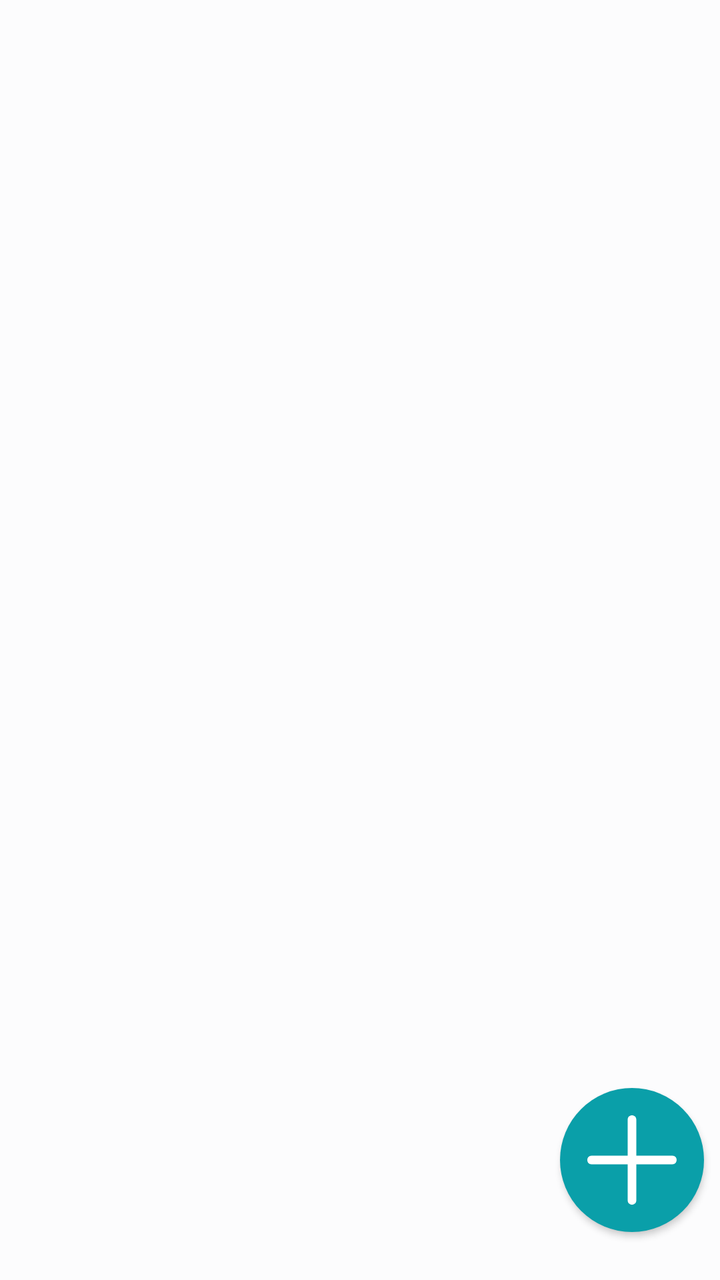
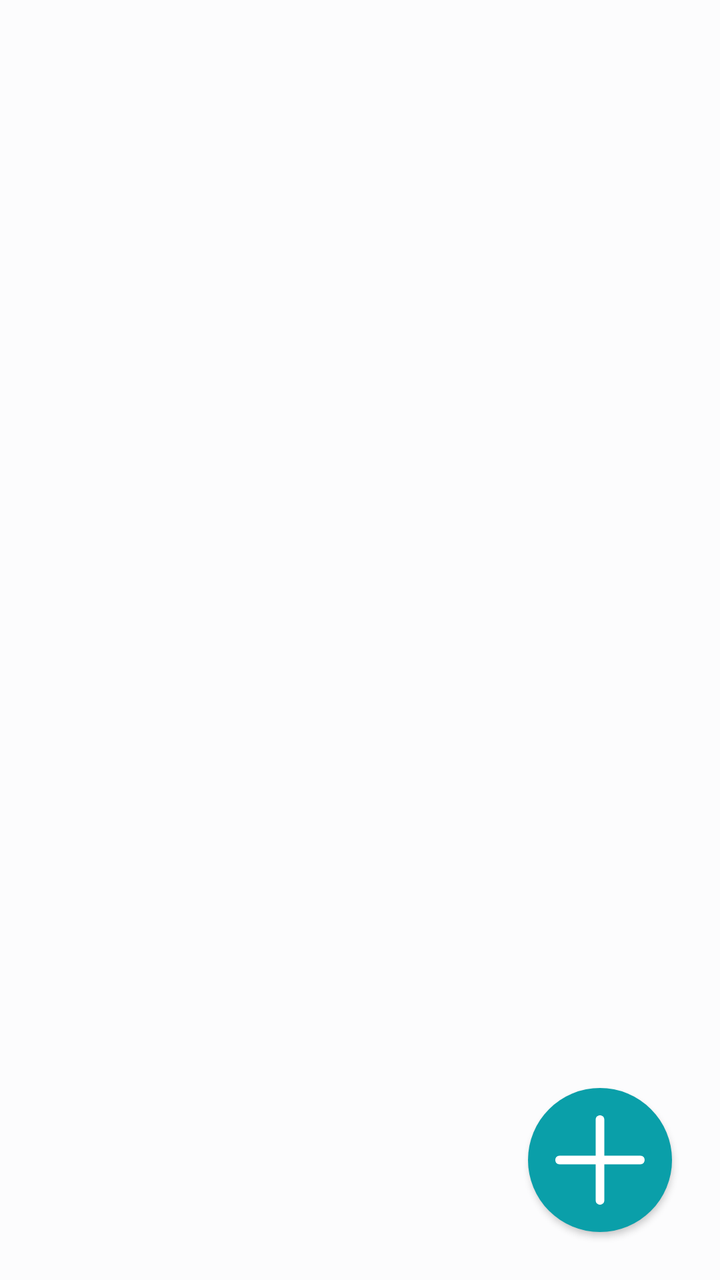

Compare the two renders of this Android layout. The source of the first and the diff that turns it into the second are given below.
<!-- AndroidManifest.xml: application theme Theme.MangaCheck -->
<!-- res/layout/library_layout.xml -->
<?xml version="1.0" encoding="utf-8"?>
<androidx.constraintlayout.widget.ConstraintLayout xmlns:android="http://schemas.android.com/apk/res/android"
    xmlns:app="http://schemas.android.com/apk/res-auto"
    android:layout_width="match_parent"
    android:layout_height="match_parent"
    android:background="@color/Natural_99"
    android:clipChildren="false"
    android:clipToPadding="false"
    android:fitsSystemWindows="true">

    <GridView
        android:clipToPadding="false"
        android:gravity="center"
        android:numColumns="2"
        android:scrollbars="vertical"
        android:stretchMode="spacingWidth"
        app:layout_constraintStart_toStartOf="parent"
        app:layout_constraintTop_toTopOf="parent"/>

    <Button
        android:id="@+id/add_button"
        android:layout_width="@dimen/U_9"
        android:layout_height="@dimen/U_9"
        android:layout_marginEnd="@dimen/U_1"
        android:layout_marginBottom="@dimen/U_3"
        android:background="@drawable/add_button"
        android:elevation="@dimen/U_1"
        app:layout_constraintBottom_toBottomOf="parent"
        app:layout_constraintEnd_toEndOf="parent"/>
</androidx.constraintlayout.widget.ConstraintLayout>
<!-- resources referenced by this layout -->
<resources>
  <color name="Natural_99">#FCFCFD</color>
  <dimen name="U_1">8dp</dimen>
  <dimen name="U_3">24dp</dimen>
  <dimen name="U_9">72dp</dimen>
  <!-- drawable add_button (drawable) -->
  <layer-list xmlns:android="http://schemas.android.com/apk/res/android">
      <item>
          <shape android:shape="oval">
              <solid android:color="?colorSecondary" />
          </shape>
      </item>
  
      <item>
          <vector
              android:width="10dp"
              android:height="10dp"
              android:autoMirrored="true"
              android:tint="?colorOnSecondary"
              android:viewportWidth="100"
              android:viewportHeight="100">
              <path
                  android:fillColor="@android:color/white"
                  android:pathData="M 47 47 v -25 c 0 -4 6 -4 6 0 v 25 h 25 c 4 0 4 6 0 6 h -25 v 25 c 0 4 -6 4 -6 0 v -25 h -25 c -4 0 -4 -6 0 -6 Z" />
          </vector>
      </item>
  </layer-list>
  <style name="Theme.MangaCheck" parent="Theme.AppCompat">
          
          <item name="colorPrimary">@color/primary_35</item>
          <item name="colorPrimaryContainer">@color/primary_80</item>
          <item name="colorOnPrimary">@color/white</item>
          <item name="colorOnPrimaryContainer">@color/primary_20</item>
  
          
          <item name="colorSecondary">@color/secondary_35</item>
          <item name="colorSecondaryContainer">@color/secondary_80</item>
          <item name="colorOnSecondary">@color/white</item>
          <item name="colorOnSecondaryContainer">@color/secondary_20</item>
  
          
          <item name="colorTertiary">@color/tertiary_35</item>
          <item name="colorTertiaryContainer">@color/tertiary_80</item>
          <item name="colorOnTertiary">@color/white</item>
          <item name="colorOnTertiaryContainer">@color/tertiary_20</item>
  
          
          <item name="colorError">@color/error_35</item>
          <item name="colorErrorContainer">@color/error_80</item>
          <item name="colorOnError">@color/white</item>
          <item name="colorOnErrorContainer">@color/error_20</item>
  
          
          <item name="backgroundColor">@color/Natural_80</item>
          <item name="colorOnBackground">@color/Natural_10</item>
  
          
          <item name="colorSurface">@color/Natural_95</item>
          <item name="colorOnSurface">@color/Natural_10</item>
          <item name="colorSurfaceInverse">@color/Natural_20</item>
  
          
          <item name="colorSurfaceVariant">@color/VNatural_90</item>
          <item name="colorOnSurfaceVariant">@color/VNatural_30</item>
  
          <item name="colorOutline">@color/VNatural_50</item>
          <item name="colorOutlineVariant">@color/VNatural_80</item>
  
          <item name="android:spinnerItemStyle">@style/mySpinnerItemSelectedStyle</item>
      </style>
  <color name="primary_35">#1038A2</color>
  <color name="primary_80">#A3B9F5</color>
  <color name="white">#FFFFFFFF</color>
  <color name="primary_20">#0A205C</color>
  <color name="secondary_35">#0A9FA9</color>
  <color name="secondary_80">#9FF4F9</color>
  <color name="secondary_20">#065B60</color>
  <color name="tertiary_35">#3D4C76</color>
  <color name="tertiary_80">#BCC4DC</color>
  <color name="tertiary_20">#232B43</color>
  <color name="error_35">#B22200</color>
  <color name="error_80">#FFAC99</color>
  <color name="error_20">#661300</color>
  <color name="Natural_80">#C4C9D4</color>
  <color name="Natural_10">#16181D</color>
  <color name="Natural_95">#F0F1F4</color>
  <color name="Natural_20">#2B303B</color>
  <color name="VNatural_90">#E2E9E9</color>
  <color name="VNatural_30">#415658</color>
  <color name="VNatural_50">#6C9093</color>
  <color name="VNatural_80">#C4D3D4</color>
  <style name="mySpinnerItemSelectedStyle" parent="@android:style/Widget.Holo.TextView.SpinnerItem">
          <item name="android:textColor">@color/black</item>
      </style>
  <color name="black">#FF000000</color>
</resources>

<!-- the commit's change to res/layout/library_layout.xml (unified diff, before → after) -->
@@ -9,22 +9,26 @@
     android:fitsSystemWindows="true">
 
     <GridView
-        android:clipToPadding="false"
-        android:gravity="center"
+        android:id="@+id/view"
+        android:layout_width="match_parent"
+        android:layout_height="match_parent"
+        android:layout_marginTop="@dimen/U_1"
+        android:layout_marginHorizontal="@dimen/U_2"
         android:numColumns="2"
-        android:scrollbars="vertical"
-        android:stretchMode="spacingWidth"
+        android:scrollbars="none"
+        android:horizontalSpacing="@dimen/U_4"
+        android:verticalSpacing="@dimen/U_2"
         app:layout_constraintStart_toStartOf="parent"
-        app:layout_constraintTop_toTopOf="parent"/>
+        app:layout_constraintTop_toTopOf="parent" />
 
     <Button
         android:id="@+id/add_button"
         android:layout_width="@dimen/U_9"
         android:layout_height="@dimen/U_9"
-        android:layout_marginEnd="@dimen/U_1"
+        android:layout_marginEnd="@dimen/U_3"
         android:layout_marginBottom="@dimen/U_3"
         android:background="@drawable/add_button"
         android:elevation="@dimen/U_1"
         app:layout_constraintBottom_toBottomOf="parent"
-        app:layout_constraintEnd_toEndOf="parent"/>
+        app:layout_constraintEnd_toEndOf="parent" />
 </androidx.constraintlayout.widget.ConstraintLayout>
<!-- resource entries referenced after the edit -->
@@ -2,7 +2,9 @@
 <resources>
   <color name="Natural_99">#FCFCFD</color>
   <dimen name="U_1">8dp</dimen>
+  <dimen name="U_2">16dp</dimen>
   <dimen name="U_3">24dp</dimen>
+  <dimen name="U_4">32dp</dimen>
   <dimen name="U_9">72dp</dimen>
   <!-- drawable add_button (drawable) -->
   <layer-list xmlns:android="http://schemas.android.com/apk/res/android">
@@ -26,7 +28,7 @@
           </vector>
       </item>
   </layer-list>
-  <style name="Theme.MangaCheck" parent="Theme.AppCompat">
+  <style name="Theme.MangaCheck" parent="Theme.AppCompat.Light.NoActionBar">
           
           <item name="colorPrimary">@color/primary_35</item>
           <item name="colorPrimaryContainer">@color/primary_80</item>
